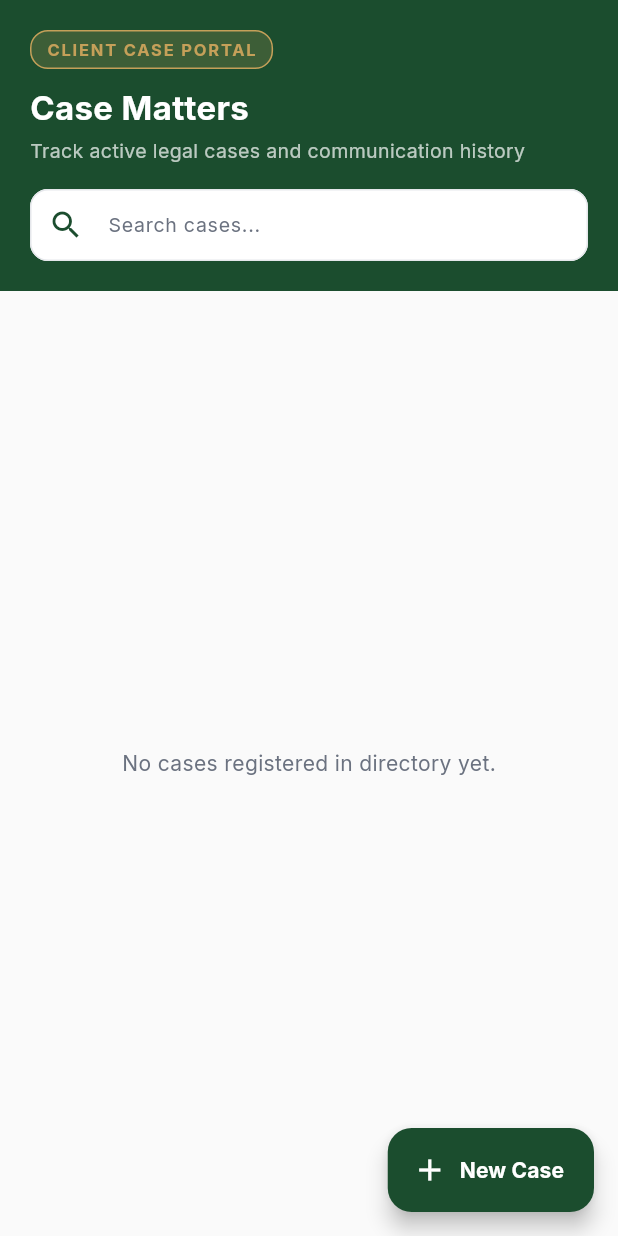
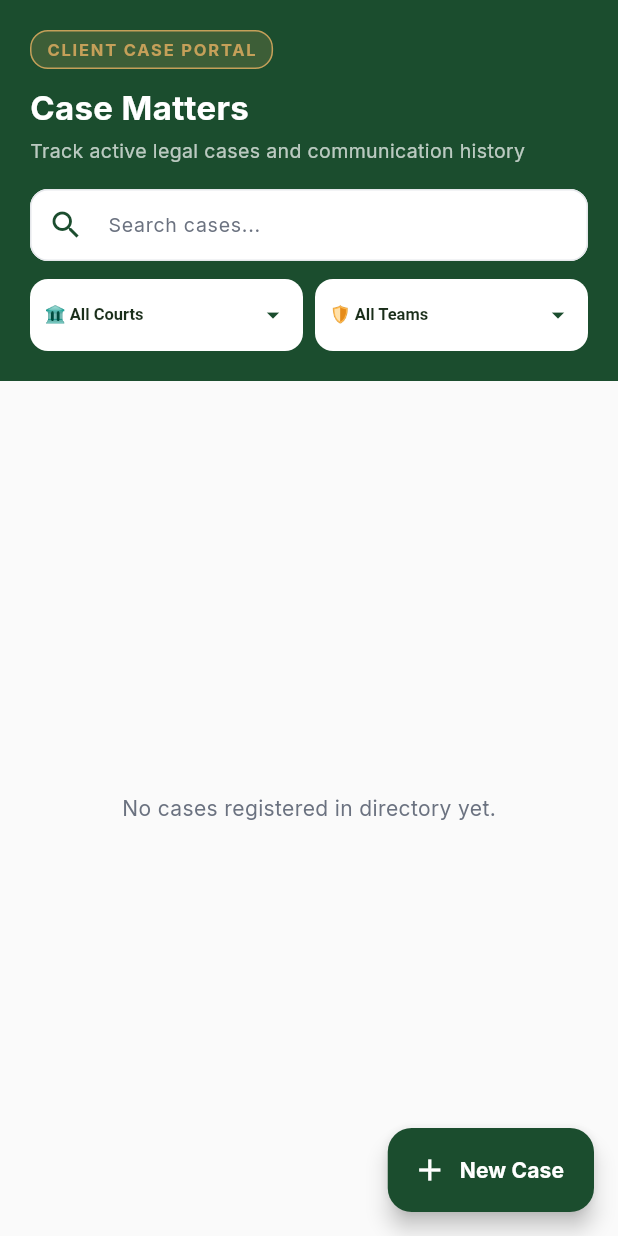
Before and after one commit to Omatsulijoshua/Midlex-LLP, a Flutter app: the CasesListScreen screen opened directly, on a phone screen of 412 x 824 dp. Run offline on Flutter 3.47's test engine with Material 3 defaults, Android fonts, the phone set to English and light mode, and no system bars; our stand-ins replace google_fonts, shared_preferences; accounts and stored records are empty.

Commit message:
Add court and litigation team dropdown filters across mobile and web case directory

```diff
--- a/mobile/lib/screens/dashboard/cases_list_screen.dart
+++ b/mobile/lib/screens/dashboard/cases_list_screen.dart
@@ -22,6 +22,8 @@ class _CasesListScreenState extends State<CasesListScreen> {
 
   List<String> _teams = [];
   List<String> _courts = [];
+  String _selectedCourtFilter = 'ALL';
+  String _selectedTeamFilter = 'ALL';
   Map<String, Map<String, String>> _caseOverrides = {};
 
   @override
@@ -479,21 +481,32 @@ class _CasesListScreenState extends State<CasesListScreen> {
     final dashboard = Provider.of<DashboardProvider>(context);
 
     final List<CaseModel> allCases = dashboard.cases;
-    final List<CaseModel> filteredCases = _searchQuery.trim().isEmpty
-        ? allCases
-        : allCases.where((item) {
-            final query = _searchQuery.toLowerCase();
+    final List<CaseModel> filteredCases = allCases.where((item) {
       final override = _caseOverrides[item.id] ?? {};
       final suit = override['suitNumber'] ?? item.suitNumber;
       final court = override['court'] ?? item.courtName;
       final team = override['litigationTeam'] ?? item.litigationTeam;
 
-            return item.title.toLowerCase().contains(query) ||
+      if (_selectedCourtFilter != 'ALL' && court != _selectedCourtFilter) {
+        return false;
+      }
+
+      if (_selectedTeamFilter != 'ALL' && team != _selectedTeamFilter) {
+        return false;
+      }
+
+      if (_searchQuery.trim().isNotEmpty) {
+        final query = _searchQuery.toLowerCase();
+        final matchesQuery = item.title.toLowerCase().contains(query) ||
             item.description.toLowerCase().contains(query) ||
             suit.toLowerCase().contains(query) ||
             court.toLowerCase().contains(query) ||
             team.toLowerCase().contains(query) ||
             (item.client?.name.toLowerCase().contains(query) ?? false);
+        if (!matchesQuery) return false;
+      }
+
+      return true;
     }).toList();
 
     return Scaffold(
@@ -626,6 +639,103 @@ class _CasesListScreenState extends State<CasesListScreen> {
                     ],
                   ),
                 ],
+
+                const SizedBox(height: 12),
+                // Filter Dropdowns Row
+                Row(
+                  children: [
+                    // Court Filter Dropdown
+                    Expanded(
+                      child: Container(
+                        padding: const EdgeInsets.symmetric(horizontal: 10),
+                        decoration: BoxDecoration(
+                          color: Colors.white,
+                          borderRadius: BorderRadius.circular(12),
+                        ),
+                        child: DropdownButtonHideUnderline(
+                          child: DropdownButton<String>(
+                            value: _courts.contains(_selectedCourtFilter) || _selectedCourtFilter == 'ALL'
+                                ? _selectedCourtFilter
+                                : 'ALL',
+                            isExpanded: true,
+                            icon: const Icon(Icons.arrow_drop_down, color: AppTheme.primary, size: 20),
+                            style: const TextStyle(color: AppTheme.textDark, fontSize: 11, fontWeight: FontWeight.bold),
+                            items: [
+                              const DropdownMenuItem(
+                                value: 'ALL',
+                                child: Text('🏛️ All Courts', overflow: TextOverflow.ellipsis),
+                              ),
+                              ..._courts.map((c) => DropdownMenuItem(
+                                    value: c,
+                                    child: Text(c, overflow: TextOverflow.ellipsis),
+                                  )),
+                            ],
+                            onChanged: (val) {
+                              if (val != null) {
+                                setState(() => _selectedCourtFilter = val);
+                              }
+                            },
+                          ),
+                        ),
+                      ),
+                    ),
+                    const SizedBox(width: 8),
+                    // Team Filter Dropdown
+                    Expanded(
+                      child: Container(
+                        padding: const EdgeInsets.symmetric(horizontal: 10),
+                        decoration: BoxDecoration(
+                          color: Colors.white,
+                          borderRadius: BorderRadius.circular(12),
+                        ),
+                        child: DropdownButtonHideUnderline(
+                          child: DropdownButton<String>(
+                            value: _teams.contains(_selectedTeamFilter) || _selectedTeamFilter == 'ALL'
+                                ? _selectedTeamFilter
+                                : 'ALL',
+                            isExpanded: true,
+                            icon: const Icon(Icons.arrow_drop_down, color: AppTheme.primary, size: 20),
+                            style: const TextStyle(color: AppTheme.textDark, fontSize: 11, fontWeight: FontWeight.bold),
+                            items: [
+                              const DropdownMenuItem(
+                                value: 'ALL',
+                                child: Text('🛡️ All Teams', overflow: TextOverflow.ellipsis),
+                              ),
+                              ..._teams.map((t) => DropdownMenuItem(
+                                    value: t,
+                                    child: Text(t, overflow: TextOverflow.ellipsis),
+                                  )),
+                            ],
+                            onChanged: (val) {
+                              if (val != null) {
+                                setState(() => _selectedTeamFilter = val);
+                              }
+                            },
+                          ),
+                        ),
+                      ),
+                    ),
+                    if (_selectedCourtFilter != 'ALL' || _selectedTeamFilter != 'ALL') ...[
+                      const SizedBox(width: 6),
+                      InkWell(
+                        onTap: () {
+                          setState(() {
+                            _selectedCourtFilter = 'ALL';
+                            _selectedTeamFilter = 'ALL';
+                          });
+                        },
+                        child: Container(
+                          padding: const EdgeInsets.all(8),
+                          decoration: BoxDecoration(
+                            color: Colors.red.shade100,
+                            borderRadius: BorderRadius.circular(10),
+                          ),
+                          child: const Icon(Icons.filter_alt_off, size: 18, color: Colors.red),
+                        ),
+                      ),
+                    ],
+                  ],
+                ),
               ],
             ),
           ),
```
Also changed, not shown: 1 other file. Lines whose indentation alone changed are shown as unchanged.
